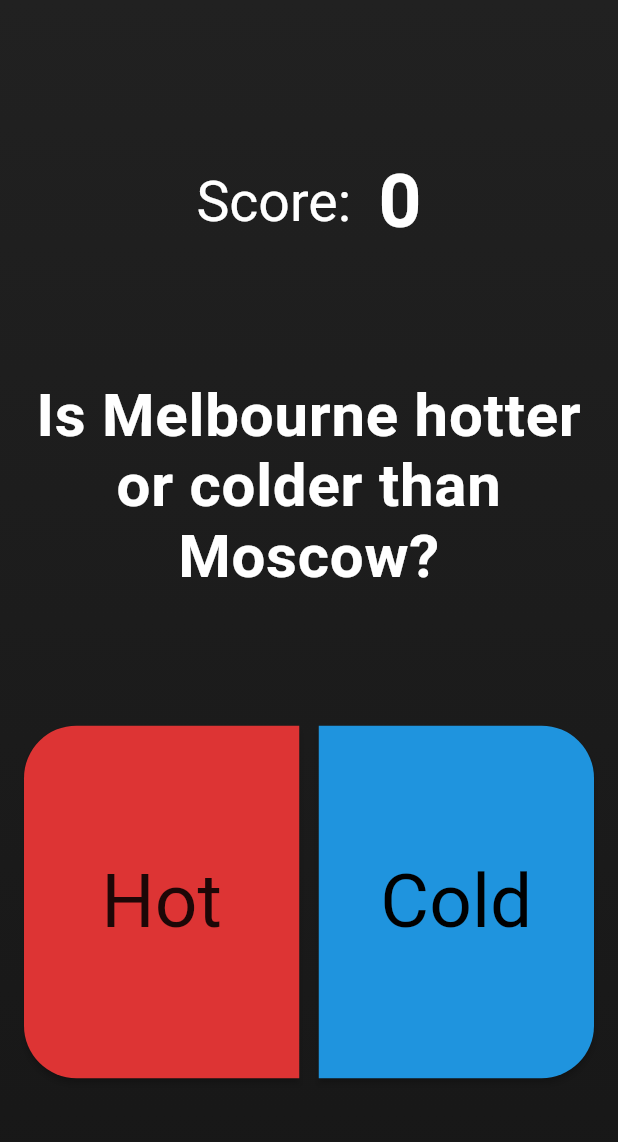
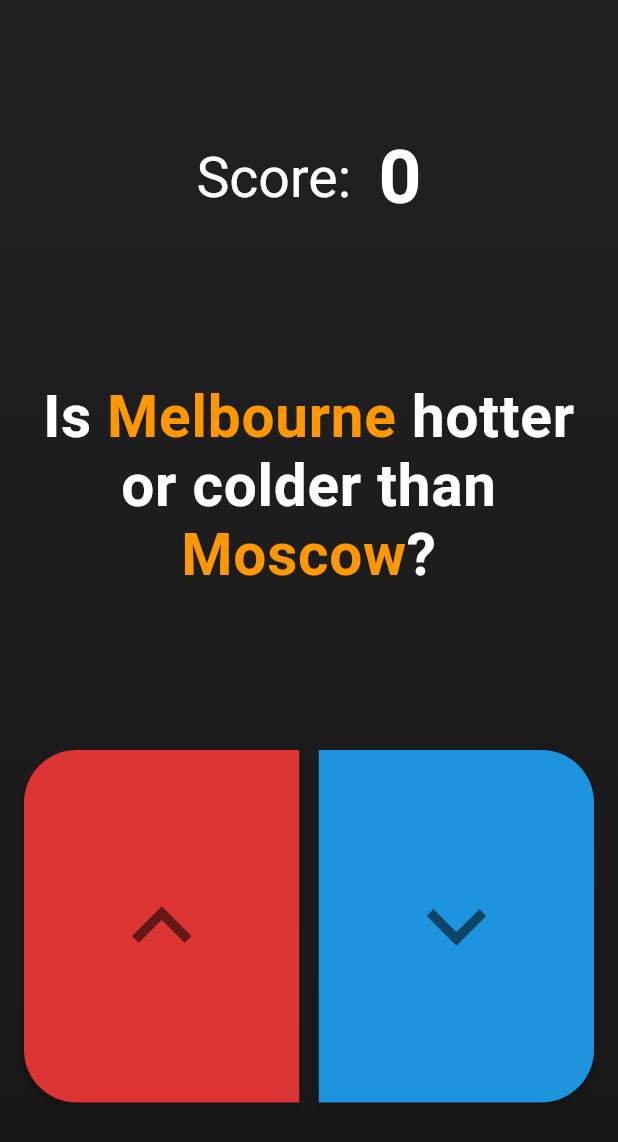
Before and after one commit to henmu/hotorcoldgame, a Flutter app: the screen it shows after launch, on a phone screen of 412 x 824 dp. Shown: the top 1142 px of the screen. Run offline on Flutter 3.47's test engine with Material 2 defaults, Android fonts, the phone set to English and light mode, and no system bars; network calls fail.

```diff
--- a/lib/answerButtons.dart
+++ b/lib/answerButtons.dart
@@ -17,7 +17,9 @@ class AnswerButtons extends StatelessWidget {
           child: ElevatedButton(
             style: ElevatedButton.styleFrom(
               fixedSize: const Size(
-                  double.infinity, 235), // TODO: height should be % of screen?
+                double.infinity,
+                235,
+              ), // TODO: height should be % of screen?
               // maximumSize: const Size(double.infinity, 1235),
               // minimumSize: const Size(double.infinity, 235),
               // padding: const EdgeInsets.only(top: 80, bottom: 80),
@@ -32,9 +34,10 @@ class AnswerButtons extends StatelessWidget {
               ),
             ),
             onPressed: isHotter,
-            child: const Text(
-              'Hot',
-              textAlign: TextAlign.center,
+            child: const Icon(
+              Icons.keyboard_arrow_up,
+              size: 80,
+              color: Colors.black54,
             ),
           ),
         ),
@@ -43,7 +46,9 @@ class AnswerButtons extends StatelessWidget {
           child: ElevatedButton(
             style: ElevatedButton.styleFrom(
               fixedSize: const Size(
-                  double.infinity, 235), // TODO: height should be % of screen?
+                double.infinity,
+                235,
+              ), // TODO: height should be % of screen?
               primary: const Color(0xFF1F94DE),
               onPrimary: Colors.black,
               textStyle: const TextStyle(fontSize: 50),
@@ -55,9 +60,10 @@ class AnswerButtons extends StatelessWidget {
               ),
             ),
             onPressed: isColder,
-            child: const Text(
-              'Cold',
-              textAlign: TextAlign.center,
+            child: const Icon(
+              Icons.keyboard_arrow_down,
+              size: 80,
+              color: Colors.black54,
             ),
           ),
         ),
--- a/lib/main.dart
+++ b/lib/main.dart
@@ -149,6 +149,7 @@ class _HotOrColdState extends State<HotOrCold> {
     SystemChrome.setEnabledSystemUIMode(SystemUiMode.immersive,
         overlays: [SystemUiOverlay.bottom]);
 
+    //Container is for making gradient bg color.
     return Container(
       //Gradiant background color
       decoration: const BoxDecoration(
--- a/lib/question.dart
+++ b/lib/question.dart
@@ -6,15 +6,53 @@ class Question extends StatelessWidget {
 
   @override
   Widget build(BuildContext context) {
-    return Text(
-      'Is ' + cityNames[0] + ' hotter or colder than ' + cityNames[1] + '?',
+    return Container(
+      height: MediaQuery.of(context).size.height * 0.25,
+      width: double.infinity,
+      alignment: Alignment.center,
+      child: RichText(
         textAlign: TextAlign.center,
+        text: TextSpan(
           style: const TextStyle(
             color: Colors.white,
             fontWeight: FontWeight.bold,
             fontFamily: 'Roboto',
             letterSpacing: 0.5,
-        fontSize: 40,
+            fontSize: 39,
+          ),
+          children: <TextSpan>[
+            const TextSpan(
+              text: 'Is ',
+              style: TextStyle(
+                color: Colors.white,
+              ),
+            ),
+            TextSpan(
+              text: cityNames[0],
+              style: const TextStyle(
+                color: Colors.orange,
+              ),
+            ),
+            const TextSpan(
+              text: ' hotter or colder than ',
+              style: TextStyle(
+                color: Colors.white,
+              ),
+            ),
+            TextSpan(
+              text: cityNames[1],
+              style: const TextStyle(
+                color: Colors.orange,
+              ),
+            ),
+            const TextSpan(
+              text: '?',
+              style: TextStyle(
+                color: Colors.white,
+              ),
+            ),
+          ],
+        ),
       ),
     );
   }
```
Lines whose indentation alone changed are shown as unchanged.
